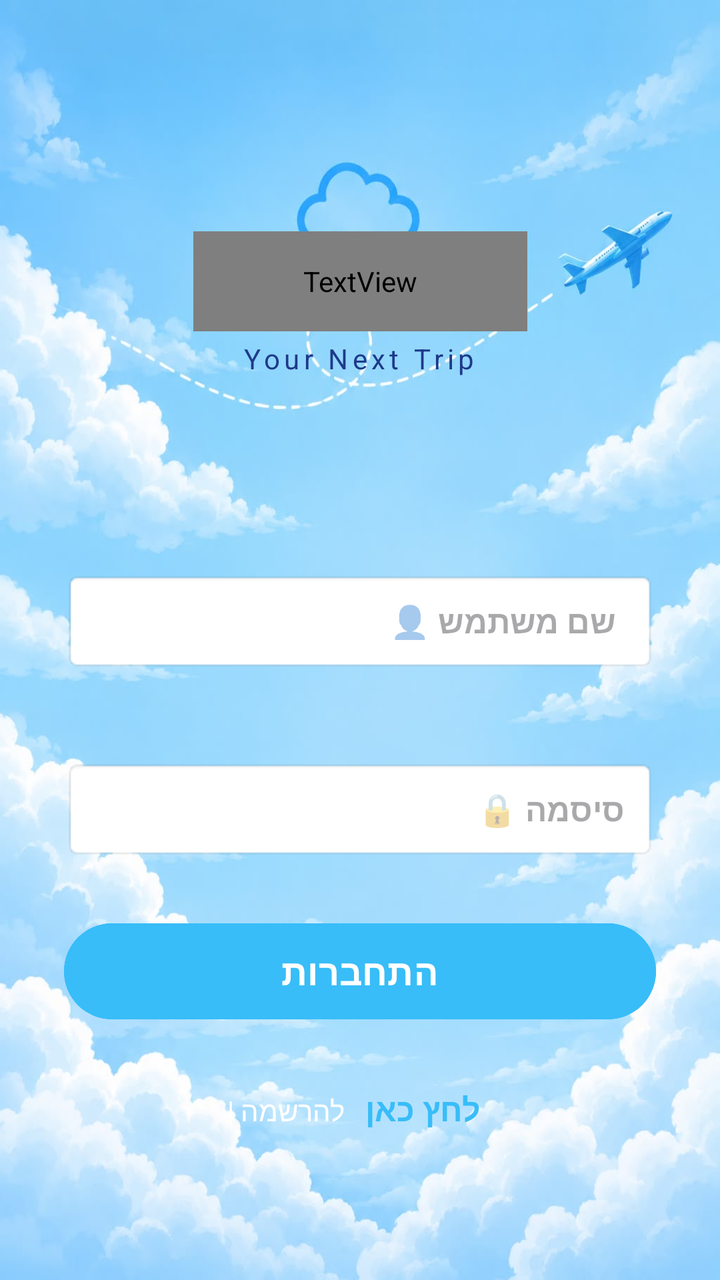
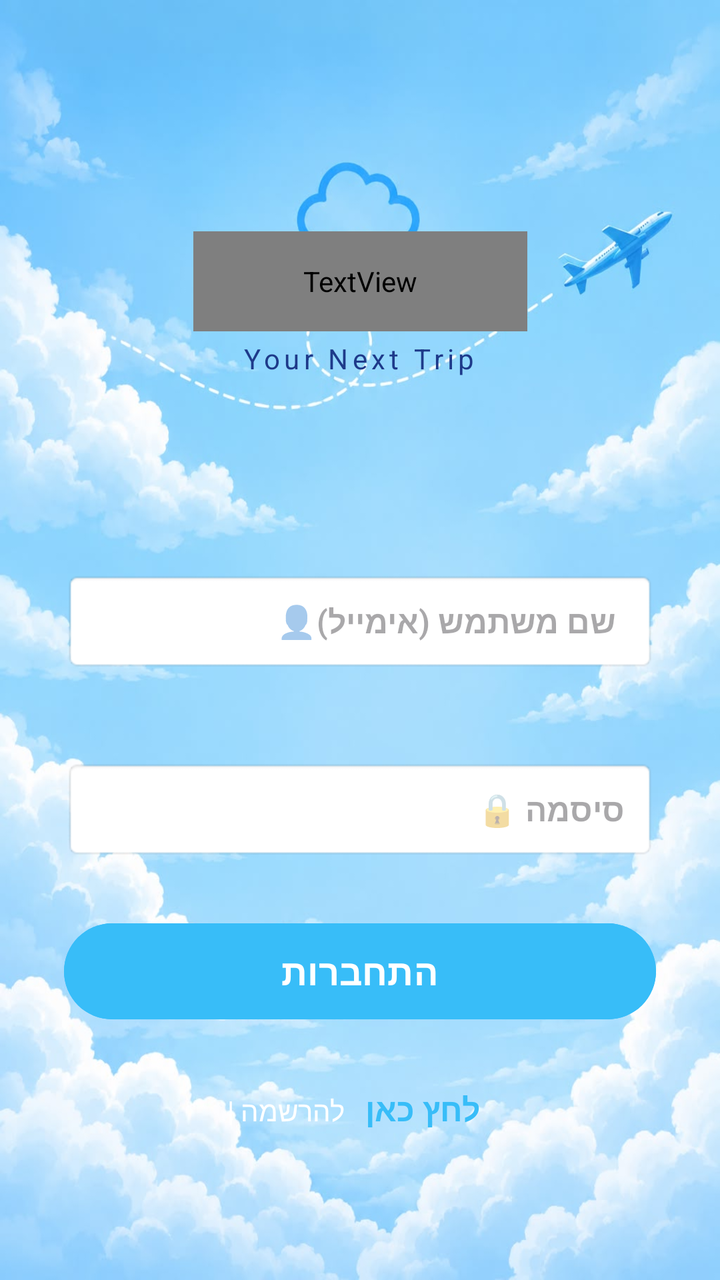

The first picture is an Android layout as it rendered before a commit; the second is the same layout after the commit. The layout source and the unified diff follow.
<!-- AndroidManifest.xml: application theme Theme.SyncIt1 -->
<!-- res/layout/activity_main.xml -->
<?xml version="1.0" encoding="utf-8"?>
<androidx.constraintlayout.widget.ConstraintLayout xmlns:android="http://schemas.android.com/apk/res/android"
    xmlns:app="http://schemas.android.com/apk/res-auto"
    xmlns:tools="http://schemas.android.com/tools"
    android:id="@+id/main"
    android:layout_width="match_parent"
    android:layout_height="match_parent"
    android:background="@drawable/appm"
    tools:context=".MainActivity">


    <TextView
        android:id="@+id/tvLoginTitle"
        android:layout_width="167dp"
        android:layout_height="50dp"
        android:fontFamily="@font/aclonica"
        android:text="Sync It!"
        android:textColor="#0EA5E9"
        android:textSize="36sp"
        android:textStyle="bold"
        app:layout_constraintBottom_toBottomOf="parent"
        app:layout_constraintEnd_toEndOf="parent"
        app:layout_constraintStart_toStartOf="parent"
        app:layout_constraintTop_toTopOf="parent"
        app:layout_constraintVertical_bias="0.196" />



    <EditText
        android:id="@+id/etEmail"
        android:layout_width="0dp"
        android:layout_height="50dp"
        android:layout_marginStart="32dp"
        android:layout_marginTop="120dp"
        android:layout_marginEnd="32dp"
        android:background="@android:drawable/editbox_background"
        android:gravity="right|center_vertical"
        android:hint=" שם משתמש 👤"
        android:inputType="textEmailAddress"
        android:paddingStart="16dp"
        android:paddingEnd="16dp"
        android:textAlignment="gravity"
        android:textSize="16sp"
        android:textStyle="bold"
        app:layout_constraintEnd_toEndOf="parent"
        app:layout_constraintHorizontal_bias="0.0"
        app:layout_constraintStart_toStartOf="parent"
        app:layout_constraintTop_toBottomOf="@id/tvLoginTitle" />

    
    <EditText
        android:id="@+id/etPassword"
        android:layout_width="0dp"
        android:layout_height="50dp"
        android:layout_marginStart="32dp"
        android:layout_marginTop="44dp"
        android:layout_marginEnd="32dp"
        android:background="@android:drawable/editbox_background"
        android:gravity="right|center_vertical"
        android:hint="🔒 סיסמה"
        android:inputType="textPassword"
        android:paddingStart="16dp"
        android:paddingEnd="16dp"
        android:textAlignment="gravity"
        android:textSize="16sp"
        android:textStyle="bold"
        app:layout_constraintEnd_toEndOf="parent"
        app:layout_constraintHorizontal_bias="0.0"
        app:layout_constraintStart_toStartOf="parent"
        app:layout_constraintTop_toBottomOf="@id/etEmail" />


    <com.google.android.material.button.MaterialButton
        android:id="@+id/btnLogin"
        android:layout_width="0dp"
        android:layout_height="56dp"
        android:layout_marginStart="32dp"
        android:layout_marginTop="28dp"
        android:layout_marginEnd="32dp"
        android:backgroundTint="#38BDF8"
        android:text="התחברות"
        android:textColor="#FFFFFF"
        android:textSize="18sp"
        android:textStyle="bold"
        app:cornerRadius="28dp"
        app:elevation="4dp"
        app:layout_constraintEnd_toEndOf="parent"
        app:layout_constraintStart_toStartOf="parent"
        app:layout_constraintTop_toBottomOf="@id/etPassword" />


    <TextView
        android:id="@+id/tvSubTitle"
        android:layout_width="wrap_content"
        android:layout_height="wrap_content"
        android:layout_marginTop="4dp"
        android:letterSpacing="0.15"
        android:text="Your Next Trip"
        android:textColor="#1E3A8A"
        android:textSize="14sp"
        app:layout_constraintEnd_toEndOf="parent"
        app:layout_constraintHorizontal_bias="0.498"
        app:layout_constraintStart_toStartOf="parent"
        app:layout_constraintTop_toBottomOf="@id/tvLoginTitle" />

    
    <LinearLayout
        android:id="@+id/layoutRegister"
        android:layout_width="wrap_content"
        android:layout_height="wrap_content"
        android:layout_marginTop="20dp"
        android:orientation="horizontal"
        android:layoutDirection="rtl"
        app:layout_constraintEnd_toEndOf="parent"
        app:layout_constraintStart_toStartOf="parent"
        app:layout_constraintTop_toBottomOf="@id/btnLogin">

        
        <TextView
            android:id="@+id/tvRegisterText"
            android:layout_width="wrap_content"
            android:layout_height="wrap_content"
            android:text="להרשמה | "
            android:textColor="#FFFFFF"
            android:textSize="14sp" />

        
        <TextView
            android:id="@+id/tvRegisterClick"
            android:layout_width="wrap_content"
            android:layout_height="wrap_content"
            android:background="?attr/selectableItemBackground"
            android:clickable="true"
            android:focusable="true"
            android:padding="10dp"
            android:text="לחץ כאן"
            android:textColor="#38BDF8"
            android:textSize="16sp"
            android:textStyle="bold" />

    </LinearLayout>
</androidx.constraintlayout.widget.ConstraintLayout>
<!-- resources referenced by this layout -->
<resources>
  <!-- drawable appm: jpeg bitmap (drawable, 78728 bytes) -->
  <style name="Theme.SyncIt1" parent="Base.Theme.SyncIt1" />
  <style name="Base.Theme.SyncIt1" parent="Theme.Material3.DayNight.NoActionBar">
          
          
      </style>
</resources>

<!-- the commit's change to res/layout/activity_main.xml (unified diff, before → after) -->
@@ -35,7 +35,7 @@
         android:layout_marginEnd="32dp"
         android:background="@android:drawable/editbox_background"
         android:gravity="right|center_vertical"
-        android:hint=" שם משתמש 👤"
+        android:hint=" שם משתמש (אימייל)👤"
         android:inputType="textEmailAddress"
         android:paddingStart="16dp"
         android:paddingEnd="16dp"
